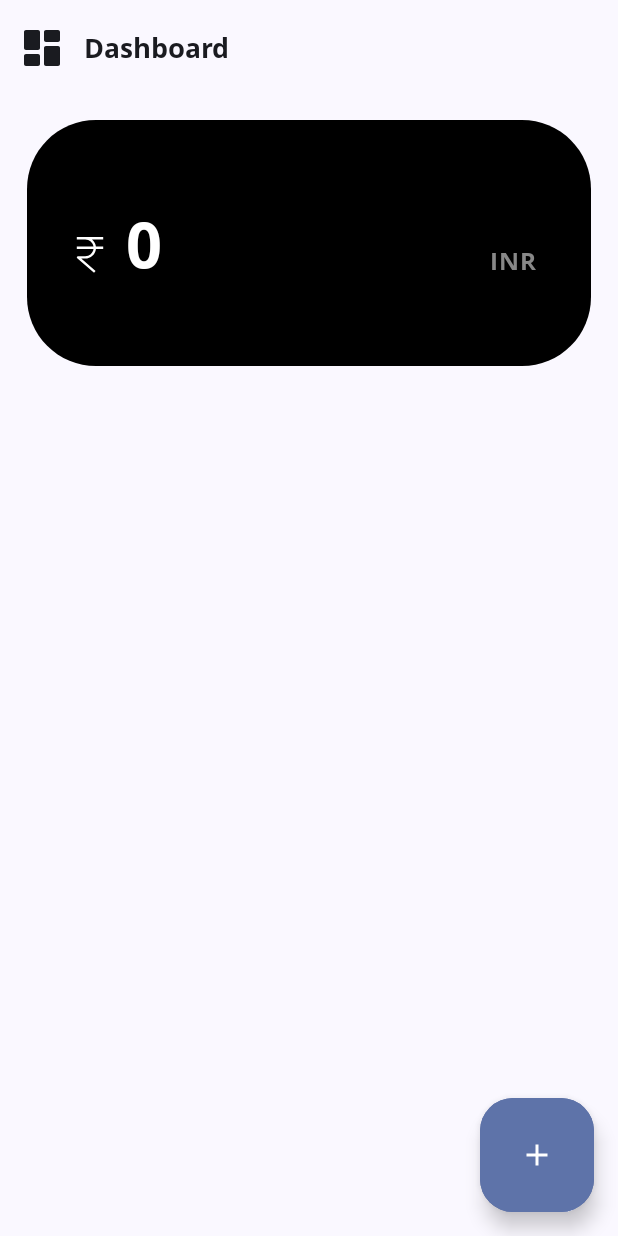
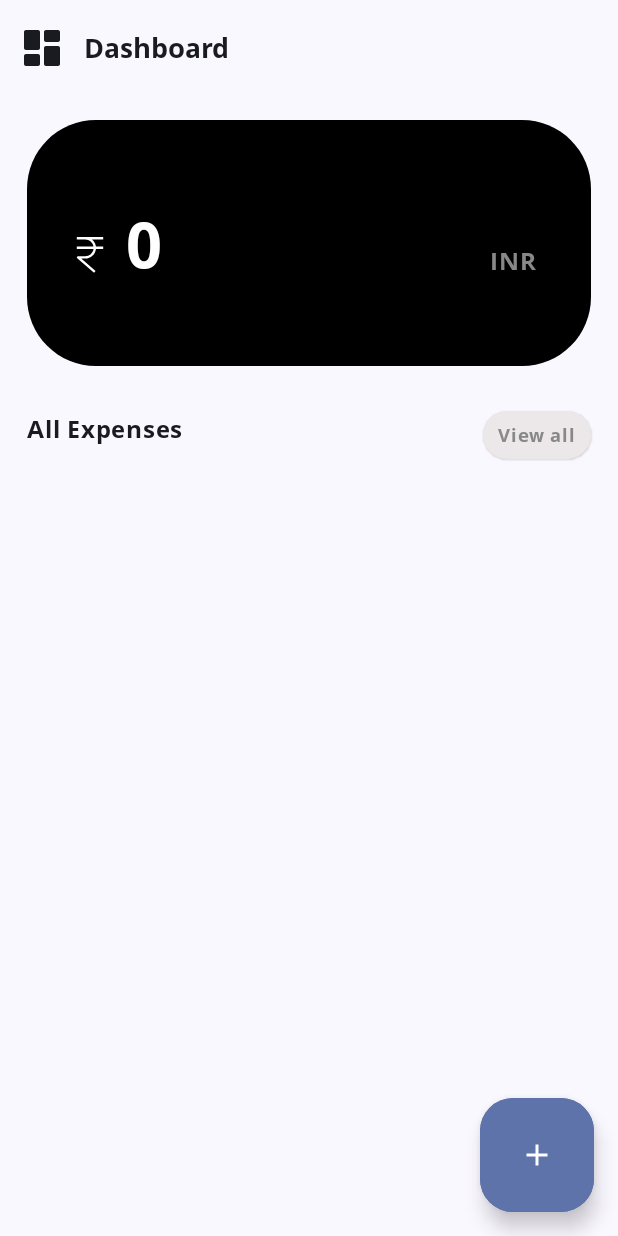
Before and after one commit to Dhruv-Limbachiya/ExpenseTracker, an Android app built with Jetpack Compose: the screen it shows after launch (MainActivity), on a phone screen of 412 x 824 dp. Run offline under Robolectric (Android 15) with nearby library versions, the phone set to English and light mode, and no system bars; our stand-ins replace Dagger/Hilt's generated code, Room's generated code.

Commit message:
added "All expenses" label

```diff
--- a/app/src/main/java/com/example/expensetracker/presentation/dashboard/DashboardScreen.kt
+++ b/app/src/main/java/com/example/expensetracker/presentation/dashboard/DashboardScreen.kt
@@ -1,7 +1,10 @@
 package com.example.expensetracker.presentation.dashboard
 
 import androidx.compose.foundation.Image
+import androidx.compose.foundation.background
+import androidx.compose.foundation.clickable
 import androidx.compose.foundation.layout.Arrangement
+import androidx.compose.foundation.layout.Box
 import androidx.compose.foundation.layout.Column
 import androidx.compose.foundation.layout.PaddingValues
 import androidx.compose.foundation.layout.Row
@@ -25,6 +28,7 @@ import androidx.compose.material3.Text
 import androidx.compose.runtime.Composable
 import androidx.compose.ui.Alignment
 import androidx.compose.ui.Modifier
+import androidx.compose.ui.draw.shadow
 import androidx.compose.ui.graphics.Color
 import androidx.compose.ui.graphics.ColorFilter
 import androidx.compose.ui.platform.LocalContext
@@ -38,8 +42,11 @@ import androidx.hilt.navigation.compose.hiltViewModel
 import com.example.expensetracker.R
 import com.example.expensetracker.common.formatDoubleWithCommas
 import com.example.expensetracker.common.toExpenseData
+import com.example.expensetracker.data.db.entities.Expense
 import com.example.expensetracker.presentation.common.ExpenseTrackerAppBar
 import com.example.expensetracker.presentation.expense_list.ExpenseItem
+import com.example.expensetracker.presentation.ui.theme.lightGray
+import com.example.expensetracker.presentation.ui.theme.mediumGray
 import com.example.expensetracker.presentation.ui.theme.openSansBoldFontFamily
 
 @Composable
@@ -73,20 +80,12 @@ fun DashboardScreen(
                 .fillMaxWidth()
                 .padding(innerPaddingValues),
             verticalArrangement = Arrangement.Center,
-            horizontalAlignment = Alignment.CenterHorizontally
         ) {
             TotalExpense(modifier = modifier,totalSpent)
 
             Spacer(modifier = Modifier.height(30.dp))
 
-            LazyColumn(
-                contentPadding = PaddingValues(16.dp),
-                verticalArrangement = Arrangement.spacedBy(8.dp)
-            ) {
-                items(expenses) {
-                    ExpenseItem(expenseData = it.toExpenseData())
-                }
-            }
+            Expenses(modifier = modifier, expenses = expenses)
         }
     }
 }
@@ -135,6 +134,39 @@ fun TotalExpense(modifier: Modifier = Modifier, totalSpent: Double) {
     }
 }
 
+@Composable
+fun Expenses(modifier: Modifier=Modifier, expenses: List<Expense>) {
+
+    Row(modifier = Modifier.fillMaxWidth().padding(horizontal = 18.dp), horizontalArrangement = Arrangement.SpaceBetween) {
+        Text(
+            text = "All Expenses",
+            fontFamily = openSansBoldFontFamily,
+        )
+        Box(
+            modifier = Modifier
+                .shadow(shape = RoundedCornerShape(20.dp), elevation = 1.dp)
+                .background(lightGray)
+        ) {
+            Text(
+                modifier = Modifier.padding(horizontal = 10.dp, vertical = 4.dp).clickable {  },
+                text = "View all",
+                fontFamily = openSansBoldFontFamily,
+                color = Color.Gray,
+                fontSize = 12.sp
+            )
+        }
+    }
+
+    LazyColumn(
+        contentPadding = PaddingValues(16.dp),
+        verticalArrangement = Arrangement.spacedBy(8.dp)
+    ) {
+        items(expenses+expenses+expenses+expenses) {
+            ExpenseItem(expenseData = it.toExpenseData())
+        }
+    }
+}
+
 @Preview(showSystemUi = true)
 @Composable
 private fun DashboardPreview() {
```
